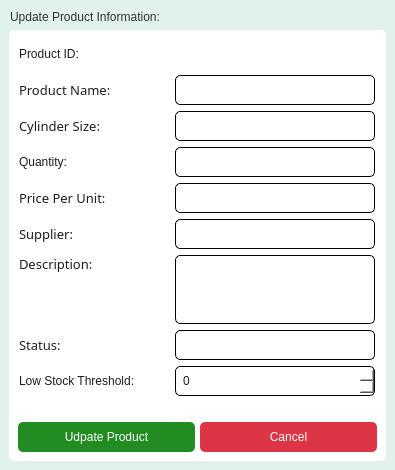
Qt form app/src/ui/NEW/edit_product_page.ui (Kazu0210/Inventory-System) before a commit.
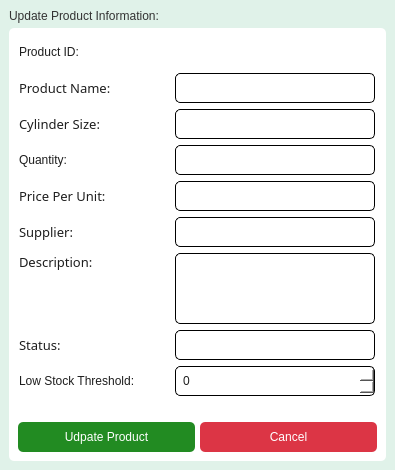
The same form after that commit.

Commit message: removed the borders from the ui

```diff
--- a/app/src/ui/NEW/edit_product_page.ui
+++ b/app/src/ui/NEW/edit_product_page.ui
@@ -29,6 +29,7 @@
    <string notr="true">*{
 font: 10pt &quot;Noto Sans&quot;;
 color: #1E1E1E;
+border: none;
 }
 #Form{
 background-color: #E0F2E9;
```
The commit also changes 9955 other files.
